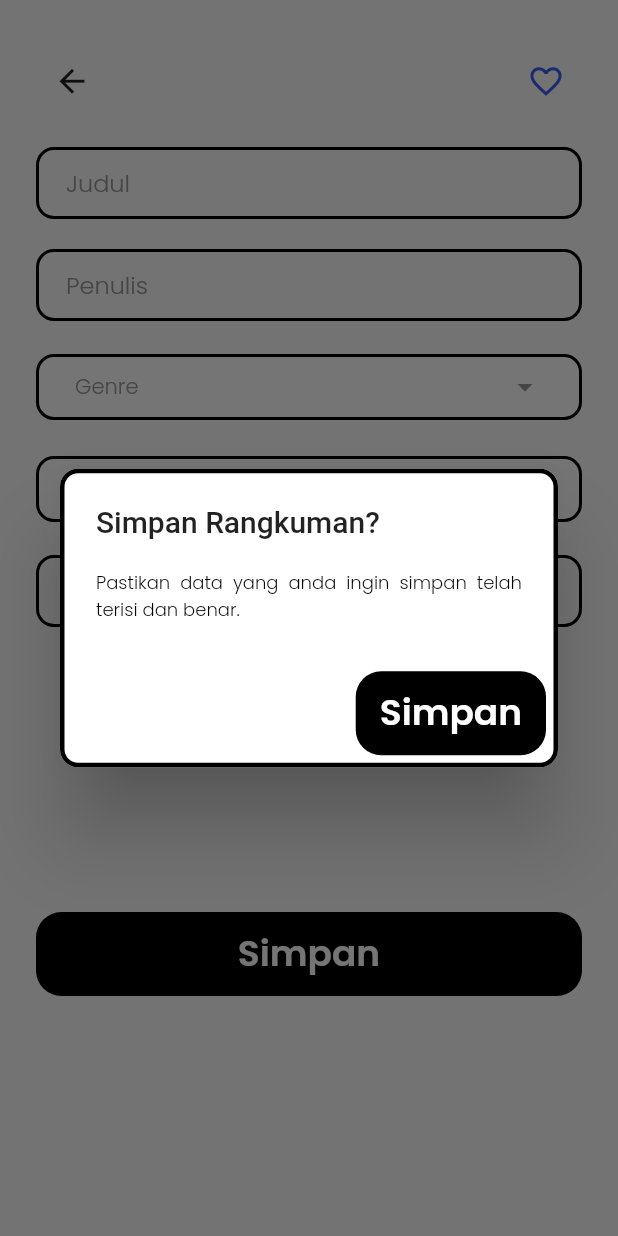
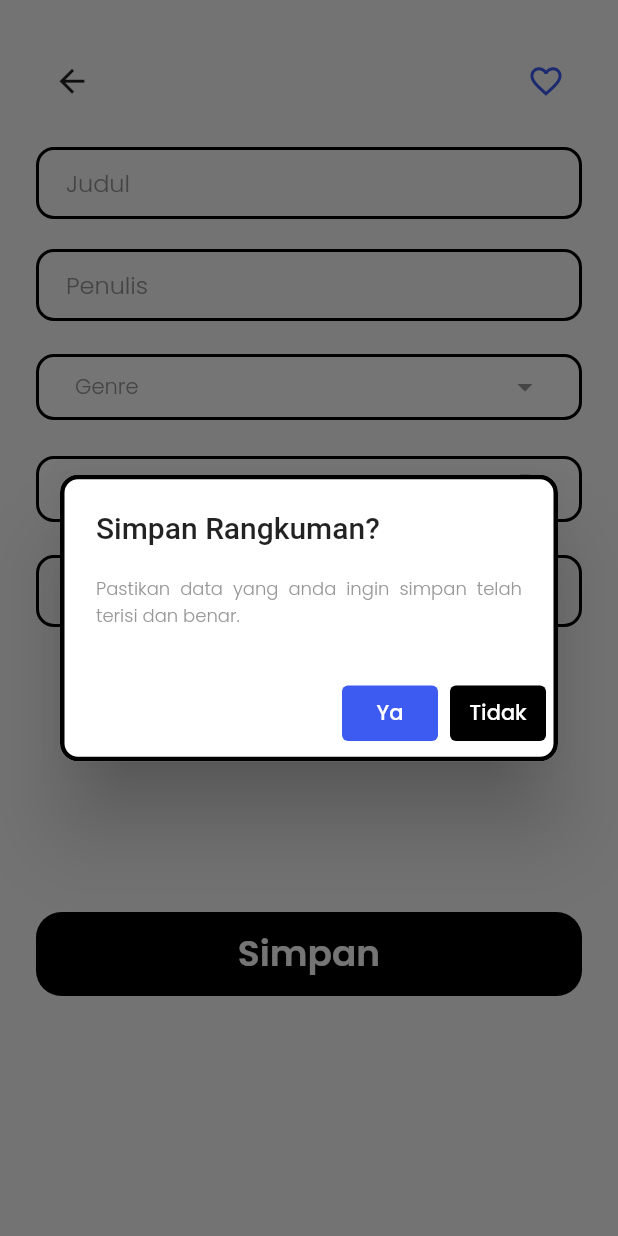
Before and after one commit to krsx/Mobprog_PerpusKu, a Flutter app: the TambahRangkuman screen opened directly, after a tap on "Simpan", on a phone screen of 412 x 824 dp. Run offline on Flutter 3.47's test engine with Material 2 defaults, Android fonts, the light colour scheme and no system bars; our stand-ins replace google_fonts, smooth_page_indicator, sqflite; accounts and stored records are empty.

Commit message:
FIX Favorit Page dan Tambah Rangkuman Page

```diff
--- a/lib/screens/main_page.dart
+++ b/lib/screens/main_page.dart
@@ -2,7 +2,6 @@ import 'package:flutter/material.dart';
 import 'package:mobprog_perpusku/database/db_rangkuman.dart';
 import 'package:mobprog_perpusku/database/model.dart';
 import 'package:mobprog_perpusku/theme.dart';
-import 'package:mobprog_perpusku/widget/card_rangkuman.dart';
 import 'package:mobprog_perpusku/widget/card_widget.dart';
 import 'package:mobprog_perpusku/widget/genre_widget.dart';
 
--- a/lib/screens/tambah_rangkuman_page.dart
+++ b/lib/screens/tambah_rangkuman_page.dart
@@ -400,7 +400,7 @@ class _TambahRangkumanState extends State<TambahRangkuman> {
                       child: ListBody(children: [
                         Text(
                           "Pastikan data yang anda ingin simpan telah terisi dan benar.",
-                          style: regularBlackTextSTyle.copyWith(
+                          style: lightTextStyle.copyWith(
                             fontSize: 12,
                           ),
                           textAlign: TextAlign.justify,
@@ -408,29 +408,42 @@ class _TambahRangkumanState extends State<TambahRangkuman> {
                       ]),
                     ),
                     actions: [
-                      ElevatedButton(
-                          style: ButtonStyle(
-                            backgroundColor:
-                                MaterialStateProperty.all(blackColor),
-                            elevation: MaterialStateProperty.all(0),
-                            shape: MaterialStateProperty.all(
-                              RoundedRectangleBorder(
-                                borderRadius: BorderRadius.circular(17),
-                              ),
+                      TextButton(
+                        style: ButtonStyle(
+                          backgroundColor: MaterialStateProperty.all(blueColor),
+                          textStyle: MaterialStateProperty.all(
+                            TextStyle(
+                              fontWeight: FontWeight.w600,
+                              color: whiteColor,
                             ),
                           ),
-                          onPressed: () => statusTambahRangkuman(),
-                          child: Container(
-                            padding: EdgeInsets.symmetric(
-                              vertical: 10,
+                        ),
+                        onPressed: () => statusTambahRangkuman(),
+                        child: Text(
+                          "Ya",
+                          style:
+                              mediumBlackTextSTyle.copyWith(color: whiteColor),
+                        ),
+                      ),
+                      TextButton(
+                        style: ButtonStyle(
+                          backgroundColor:
+                              MaterialStateProperty.all(blackColor),
+                          textStyle: MaterialStateProperty.all(
+                            TextStyle(
+                              fontWeight: FontWeight.w600,
+                              color: whiteColor,
                             ),
-                            child: Text(
-                              "Simpan",
-                              style: semiWhiteBoldTextStyle.copyWith(
-                                fontSize: 24,
-                              ),
-                            ),
-                          ))
+                          ),
+                        ),
+                        onPressed: () => Navigator.pop(context),
+                        child: Text(
+                          "Tidak",
+                          style: mediumBlackTextSTyle.copyWith(
+                            color: whiteColor,
+                          ),
+                        ),
+                      ),
                     ],
                   ),
                 ),
--- a/lib/widget/genre_widget.dart
+++ b/lib/widget/genre_widget.dart
@@ -9,7 +9,7 @@ final horror = Container(
     child: Text(
       "Horror",
       style: mediumWhiteTextSTyle.copyWith(
-        fontSize: 12,
+        fontSize: 11,
       ),
     ),
   ),
@@ -23,7 +23,7 @@ final petualangan = Container(
     child: Text(
       "Petualangan",
       style: mediumWhiteTextSTyle.copyWith(
-        fontSize: 12,
+        fontSize: 11,
       ),
     ),
   ),
@@ -37,7 +37,7 @@ final pengembanganDiri = Container(
     child: Text(
       "Pengembangan Diri",
       style: mediumWhiteTextSTyle.copyWith(
-        fontSize: 12,
+        fontSize: 11,
       ),
     ),
   ),
@@ -51,7 +51,7 @@ final komedi = Container(
     child: Text(
       "Komedi",
       style: mediumWhiteTextSTyle.copyWith(
-        fontSize: 12,
+        fontSize: 11,
       ),
     ),
   ),
@@ -65,7 +65,7 @@ final romansa = Container(
     child: Text(
       "Romansa",
       style: mediumWhiteTextSTyle.copyWith(
-        fontSize: 12,
+        fontSize: 11,
       ),
     ),
   ),
@@ -79,7 +79,7 @@ final fiksi = Container(
     child: Text(
       "Fiksi",
       style: mediumWhiteTextSTyle.copyWith(
-        fontSize: 12,
+        fontSize: 11,
       ),
     ),
   ),
@@ -93,7 +93,7 @@ final thriller = Container(
     child: Text(
       "Thriller",
       style: mediumWhiteTextSTyle.copyWith(
-        fontSize: 12,
+        fontSize: 11,
       ),
     ),
   ),
@@ -107,7 +107,7 @@ final misteri = Container(
     child: Text(
       "Misteri",
       style: mediumWhiteTextSTyle.copyWith(
-        fontSize: 12,
+        fontSize: 11,
       ),
     ),
   ),
```
Also changed, not shown: lib/screens/favorite_page.dart (+145 -46 lines), lib/widget/card_rangkuman.dart (deleted, +0 -63 lines), lib/widget/card_widget.dart (+15 -10 lines).
